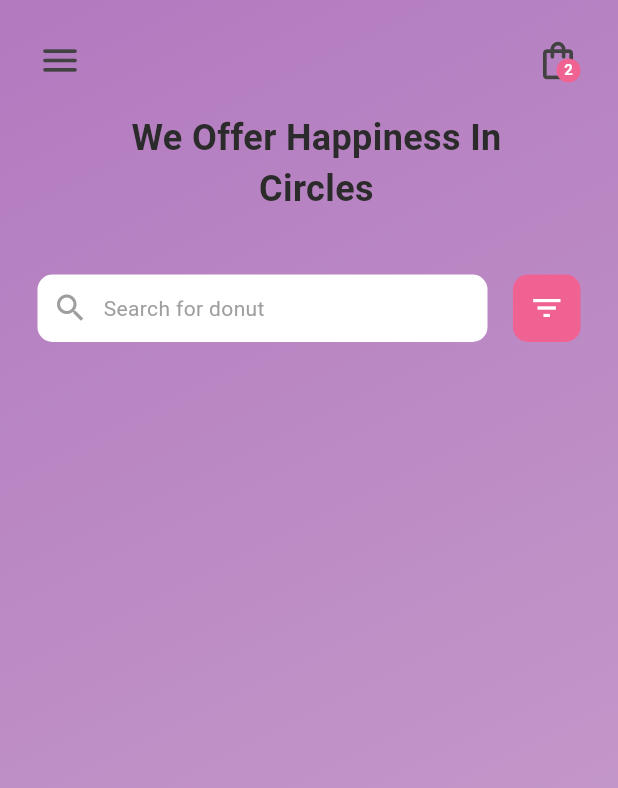
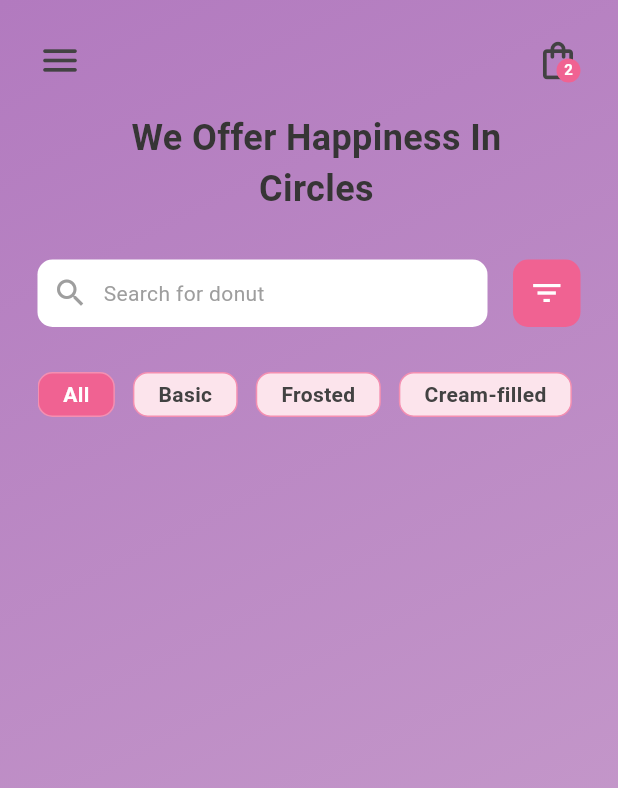
Before and after one commit to michalis-oik/flutter_dribbble_app_2, a Flutter app: the screen it shows after launch, on a phone screen of 412 x 824 dp. Shown: the top 788 px of the screen. Run offline on Flutter 3.47's test engine with Material 3 defaults, Android fonts, the phone set to English and light mode, and no system bars.

Commit message:
updated horizontal layout for donut categories

```diff
--- a/lib/pages/home_page.dart
+++ b/lib/pages/home_page.dart
@@ -1,3 +1,4 @@
+import 'package:dribbble_app_2/utils/categoryBox.dart';
 import 'package:flutter/material.dart';
 
 class HomePage extends StatefulWidget {
@@ -8,6 +9,11 @@ class HomePage extends StatefulWidget {
 }
 
 class _HomePageState extends State<HomePage> {
+
+  int selectedIndex = 0;
+  final List<String> categories = ["All", "Basic", "Frosted", "Cream-filled", "Chocolate", "Other"];
+  int cartItemCount = 2;
+
   @override
   Widget build(BuildContext context) {
     return Scaffold(
@@ -59,7 +65,7 @@ class _HomePageState extends State<HomePage> {
                                   minHeight: 16,
                                 ),
                                 child: Text(
-                                  '2',
+                                  '$cartItemCount',
                                   style: TextStyle(
                                     color: Colors.white,
                                     fontSize: 10,
@@ -90,14 +96,14 @@ class _HomePageState extends State<HomePage> {
                             style: TextStyle(
                               fontSize: 24,
                               fontWeight: FontWeight.bold,
-                              color: const Color.fromARGB(255, 43, 43, 43),
+                              color: const Color.fromARGB(255, 54, 53, 53),
                             ),
                           ),
                         ),
                       ],
                     ),
 
-                    const SizedBox(height: 40),
+                    const SizedBox(height: 30),
 
                     // Search Bar row
                     Row(
@@ -142,6 +148,31 @@ class _HomePageState extends State<HomePage> {
                         ),
                       ]
                     ),
+
+                    const SizedBox(height: 30),
+
+                    // Horizontal Layout for categories
+                    SizedBox(
+                      height: 30,
+                      child: ListView.separated(
+                        scrollDirection: Axis.horizontal,
+                        itemCount: categories.length,
+                        separatorBuilder: (_, __) => const SizedBox(width: 12),
+                        itemBuilder: (context, index) {
+                          return CategoryBox(
+                            title: categories[index],
+                            selected: selectedIndex == index,
+                            onTap: () {
+                              setState(() {
+                                selectedIndex = index;
+                              });
+                            },
+                          );
+                        },
+                      ),
+                    ),
+
+
                   ],
                 ),
               ),
--- /dev/null
+++ b/lib/utils/categoryBox.dart
@@ -0,0 +1,42 @@
+import 'package:flutter/material.dart';
+
+class CategoryBox extends StatelessWidget {
+  final String title;
+  final bool selected;
+  final VoidCallback? onTap;
+
+  const CategoryBox({
+    super.key,
+    required this.title,
+    this.selected = false,
+    this.onTap,
+  });
+
+  @override
+  Widget build(BuildContext context) {
+    return GestureDetector(
+      onTap: onTap,
+      child: Container(
+        height: 40,
+        padding: const EdgeInsets.symmetric(horizontal: 16),
+        decoration: BoxDecoration(
+          color: selected ? Colors.pink[300] : Colors.pink[50],
+          borderRadius: BorderRadius.circular(10),
+          border: Border.all(
+            color: Colors.pink[200]!,
+            width: 1,
+          ),
+        ),
+        child: Center(
+          child: Text(
+            title,
+            style: TextStyle(
+              color: selected ? Colors.white : Colors.grey[800],
+              fontWeight: FontWeight.bold,
+            ),
+          ),
+        ),
+      ),
+    );
+  }
+}
```
